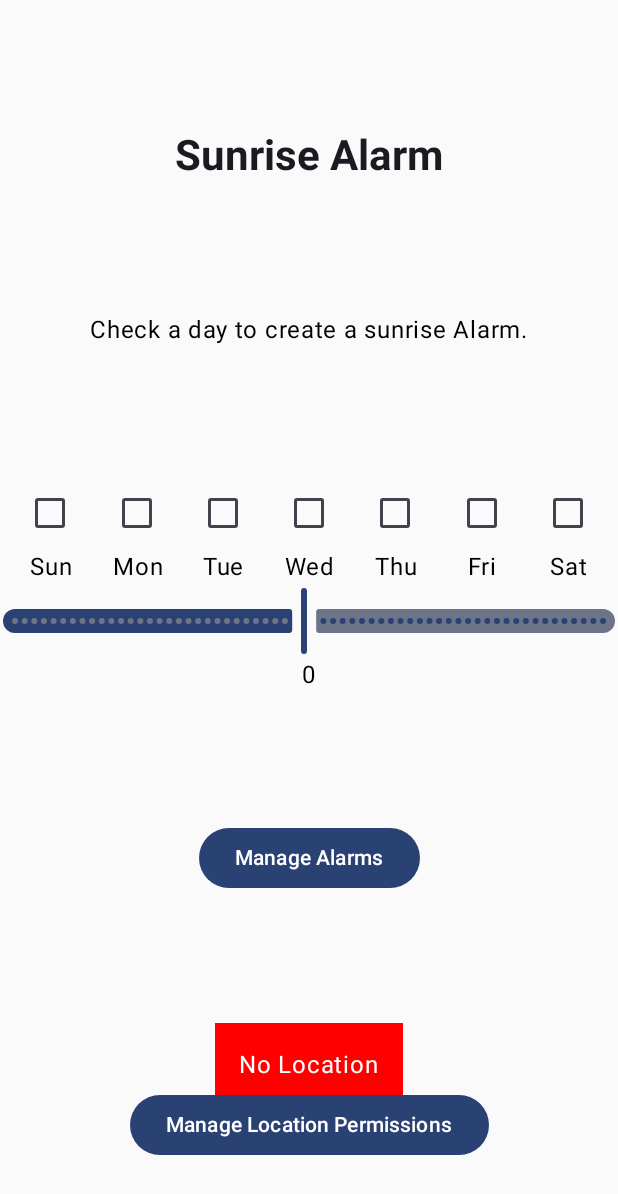
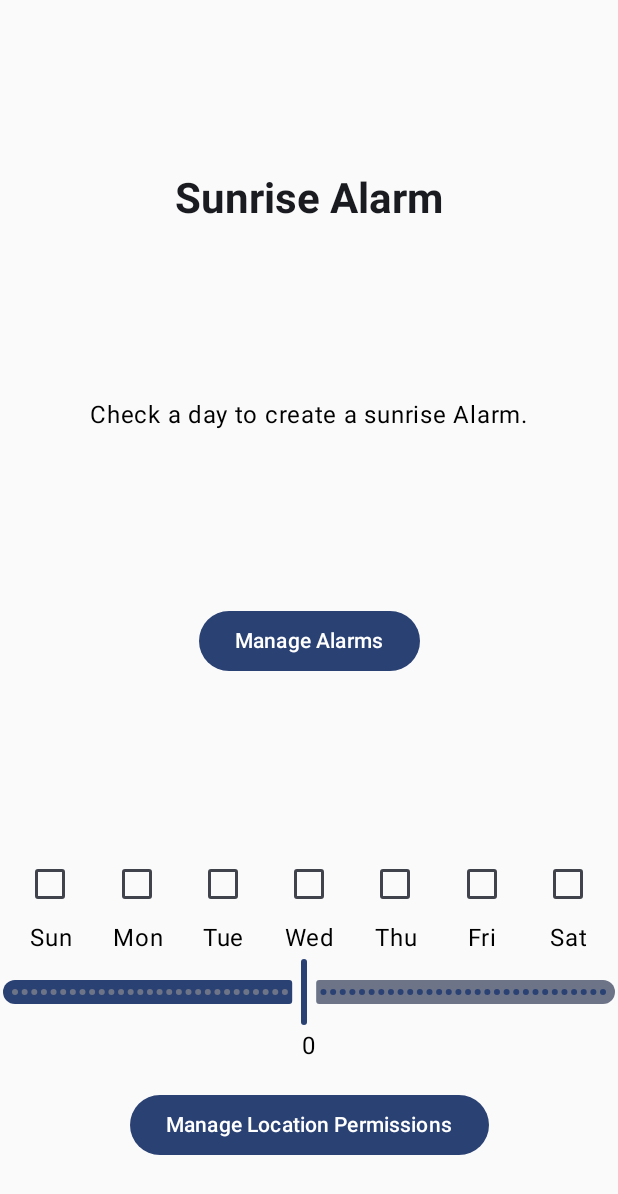
Before and after one commit to tgrozenski/SunriseAlarm, an Android app built with Jetpack Compose: the screen it shows after launch (MainActivity), on a phone screen of 412 x 824 dp. Shown: the top 1194 px of the screen. Run offline under Robolectric (Android 15) with nearby library versions, the phone set to English and light mode, and no system bars; libraries missing offline, so code that uses them is left out: com.luckycatlabs.sunrisesunset.

Commit message:
made some UI updates

```diff
--- a/app/src/main/java/com/example/sunriseappnew/MainActivity.kt
+++ b/app/src/main/java/com/example/sunriseappnew/MainActivity.kt
@@ -70,17 +70,17 @@ class MainActivity : ComponentActivity() {
                         color = MaterialTheme.colorScheme.onSurface
                     )
                     Text("Check a day to create a sunrise Alarm.")
+                    CustomButton(
+                        onClick = { manageAlarms() },
+                        text = "Manage Alarms"
+                    )
                     CheckboxScreen(
                         onCheck = { day -> viewModel.toggleDay(day) },
                         selectedDays = viewModel.selectedDays,
                         timeOffset = viewModel.timeOffset.value,
                         onTimeOffsetChange = { offset -> viewModel.setTimeOffset(offset) }
                     )
-                    CustomButton(
-                        onClick = { manageAlarms() },
-                        text = "Manage Alarms"
-                    )
-                    LocationStatusBox(viewModel.location)
+                    //LocationStatusBox(viewModel.location)
                 }
                 BottomCenteredButton (
                     onClick = { openLocationPermissionSettings() },
```
